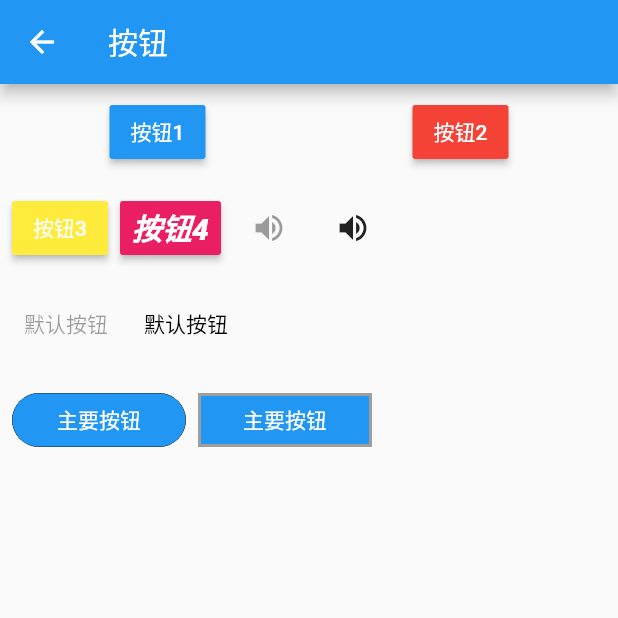
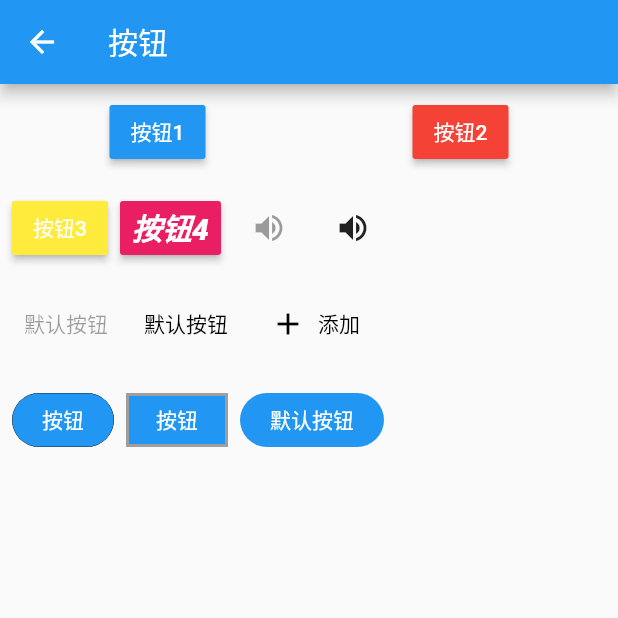
Before and after one commit to xuexiangjys/FlutterSample, a Flutter app: the ButtonPage screen opened by its route, on a phone screen of 412 x 824 dp, the top half of it. Run offline on Flutter 3.47's test engine with Material 2 defaults, Android fonts, the phone set to English and light mode, and no system bars; our stand-ins replace dio, event_bus, fluro, fluttertoast, image_picker, shared_preferences and 1 more; missing offline and left inert: flutter_webview_plugin, mmkv_flutter; accounts and stored records are empty; statements that could not run were skipped.

Commit message:
完成EventBus的使用案例

```diff
--- a/flutter_learn/lib/page/widget/button.dart
+++ b/flutter_learn/lib/page/widget/button.dart
@@ -81,15 +81,34 @@ class _ButtonPageState extends State<ButtonPage> {
               mainAxisSize: MainAxisSize.min, //主轴大小，默认MainAxisSize.max
               children: <Widget>[
                 FlatButtonDefault(false),
-                FlatButtonDefault(true),
+                FlatButton(
+                  child: Text("默认按钮"),
+                  onPressed: () {},
+                ),
+                FlatButton.icon(
+                  icon: Icon(Icons.add),
+                  label: Text("添加"),
+                  onPressed: () {},
+                )
               ],
             ),
-             ButtonBar(
+            ButtonBar(
               alignment: MainAxisAlignment.start, //布局方向，默认MainAxisAlignment.end
               mainAxisSize: MainAxisSize.min, //主轴大小，默认MainAxisSize.max
               children: <Widget>[
-                FlatButtonCustom('主要按钮', Colors.blue, drawShape('radius')),
-                FlatButtonCustom('主要按钮', Colors.blue)
+                FlatButtonCustom('按钮', Colors.blue, drawShape('radius')),
+                FlatButtonCustom('按钮', Colors.blue),
+                FlatButton(
+                  child: Text("默认按钮"),
+                  textColor: Colors.white,
+                  color: Colors.blue,
+                  padding: EdgeInsets.only(
+                      bottom: 5.0, top: 5.0, left: 20.0, right: 20.0),
+                  shape: RoundedRectangleBorder(
+                    borderRadius: BorderRadius.all(Radius.circular(20)),
+                  ),
+                  onPressed: () {},
+                ),
               ],
             )
           ])),
@@ -138,7 +157,6 @@ class FlatButtonDefault extends StatelessWidget {
   }
 }
 
-
 // FlatButton 自定义的实例
 
 class FlatButtonCustom extends StatelessWidget {
@@ -180,7 +198,7 @@ class FlatButtonCustom extends StatelessWidget {
         // 抗锯齿能力,抗锯齿等级依次递增,none（默认),hardEdge,antiAliasWithSaveLayer,antiAlias
         clipBehavior: Clip.antiAlias,
         padding:
-            EdgeInsets.only(bottom: 5.0, top: 5.0, left: 30.0, right: 30.0),
+            EdgeInsets.only(bottom: 5.0, top: 5.0, left: 20.0, right: 20.0),
         shape: (shape is ShapeBorder)
             ? shape
             : Border.all(
@@ -203,7 +221,6 @@ class FlatButtonCustom extends StatelessWidget {
         });
   }
 }
-
 
 // 绘制边框信息,比如是否有边框,是否是圆角
 ShapeBorder drawShape(String type) {
@@ -241,7 +258,6 @@ ShapeBorder drawShape(String type) {
   }
 }
 
-
 // 取随机颜色
 Color _randomColor() {
   var red = Random.secure().nextInt(255);
--- a/flutter_learn/lib/router/route.dart
+++ b/flutter_learn/lib/router/route.dart
@@ -2,6 +2,7 @@ import 'package:flutter/material.dart';
 import 'package:flutter_learn/home.dart';
 import 'package:flutter_learn/page/expand/image_picker.dart';
 import 'package:flutter_learn/page/expand/web.dart';
+import 'package:flutter_learn/page/utils/event_bus.dart';
 import 'package:flutter_learn/page/utils/mmkv.dart';
 import 'package:flutter_learn/page/utils/navigator.dart';
 import 'package:flutter_learn/page/utils/net.dart';
@@ -49,6 +50,8 @@ class RouteMap {
     '/utils/mmkv': (BuildContext context) => new MMKVPage(),
     '/utils/shared_preferences': (BuildContext context) => new SharedPreferencesPage(),
     '/utils/sqlite': (BuildContext context) => new SqlitePage(),
+    '/utils/event_bus': (BuildContext context) => new EventBusPage(),
+
 
     //=============================================================//
 
@@ -81,18 +84,16 @@ class RouteMap {
     new ListItem(Icons.http, "网络请求", "详解dio的使用", '/utils/net'),
     new ListItem(Icons.info, "Toast使用", "详解Toast的使用", '/utils/toast'),
     new ListItem(Icons.data_usage, "MMKV使用", "腾讯MMKV键值对使用", '/utils/mmkv'),
-    new ListItem(Icons.data_usage, "SharedPreferences使用",
-        "SharedPreferences键值对使用", '/utils/shared_preferences'),
-    new ListItem(
-        Icons.date_range, "Sqlite数据库使用", "Sqlite增删改查操作", '/utils/sqlite'),
+    new ListItem(Icons.data_usage, "SharedPreferences", "SharedPreferences键值对使用", '/utils/shared_preferences'),
+    new ListItem(Icons.date_range, "Sqlite数据库", "Sqlite增删改查操作", '/utils/sqlite'),
+    new ListItem(Icons.event, "EventBus", "EventBus事件使用", '/utils/event_bus'),
   ];
 
   /*
    * 拓展
    */
   static final List<ListItem> expandItems = [
-    new ListItem(
-        Icons.radio_button_checked, "网页加载", "简单的网页加载", '/expand/web_page'),
+    new ListItem(Icons.radio_button_checked, "网页加载", "简单的网页加载", '/expand/web_page'),
     new ListItem(Icons.image, "图片选择", "图片选择的简单使用", '/expand/image_picker'),
   ];
 }
--- a/flutter_learn/pubspec.yaml
+++ b/flutter_learn/pubspec.yaml
@@ -31,7 +31,7 @@ dependencies:
   fluro: ^1.4.0
   flutter_webview_plugin: ^0.3.10
   image_picker: ^0.6.2+3
-
+  event_bus: ^1.1.0
 
 dev_dependencies:
   flutter_test:
```
Also changed, not shown: flutter_learn/lib/page/utils/event_bus.dart (added, +92 -0 lines), flutter_learn/lib/page/widget/cardview.dart (+4 -4 lines), flutter_learn/lib/utils/event.dart (added, +68 -0 lines), flutter_learn/lib/utils/random.dart (+10 -0 lines).
